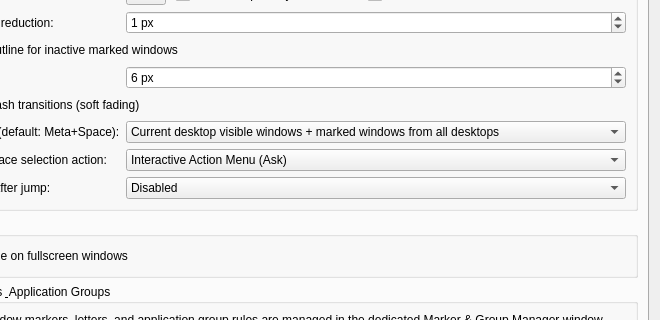
This is leapk_config.ui in gmalinowski/LeapK as Qt 5 draws it before an edit; both pictures show x 109 to 769 and y 833 to 1153 of the 769 by 1243 pixel window. The edited form follows.
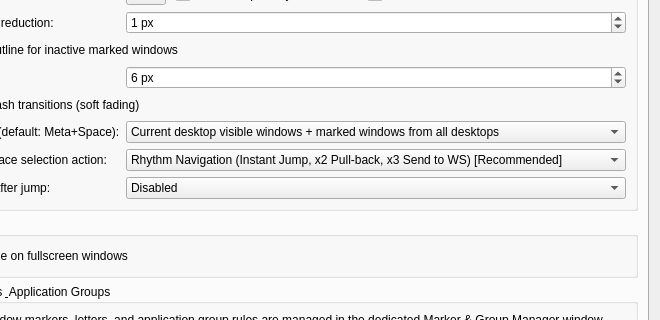
This is the edited form. The open tabs and pages were chosen to show the change. Icons and pictures are not drawn. Custom widgets are drawn as their Qt base class.

Commit message: feat(rhythm): implement rhythm navigation (jump, pull-back, send to ws, pin) and HUD inactive workspace tab coloring

What changed in the file:
```diff
--- a/leapk_config.ui
+++ b/leapk_config.ui
@@ -1640,7 +1640,7 @@
              </property>
              <item>
               <property name="text">
-               <string>Interactive Action Menu (Ask)</string>
+               <string>Rhythm Navigation (Instant Jump, x2 Pull-back, x3 Send to WS) [Recommended]</string>
               </property>
              </item>
              <item>
```
Left out of the diff: 5 changed lines with no effect on the pictures. The commit also changes 9 other files.
